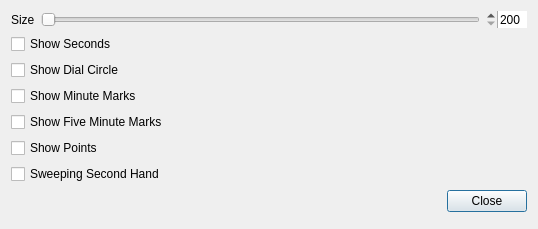
First picture: the form in dialog.ui, repository Samson666/samclock, before the edit.
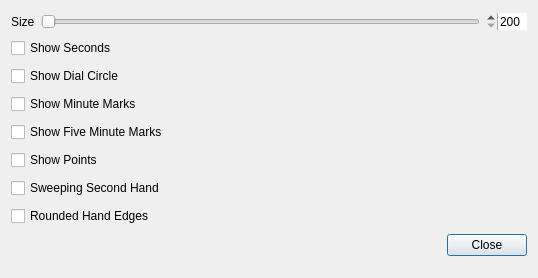
Second picture: the form after the edit.

Commit message: Added rounded hand edges

```diff
--- a/dialog.ui
+++ b/dialog.ui
@@ -7,7 +7,7 @@
     <x>0</x>
     <y>0</y>
     <width>538</width>
-    <height>229</height>
+    <height>278</height>
    </rect>
   </property>
   <property name="windowTitle">
@@ -126,6 +126,16 @@
      </property>
     </widget>
    </item>
+   <item>
+    <widget class="QCheckBox" name="checkHasRoundedHandEdges">
+     <property name="autoFillBackground">
+      <bool>true</bool>
+     </property>
+     <property name="text">
+      <string>Rounded Hand Edges</string>
+     </property>
+    </widget>
+   </item>
    <item>
     <widget class="QDialogButtonBox" name="buttonBox">
      <property name="orientation">
```
The commit also changes 7 other files.
